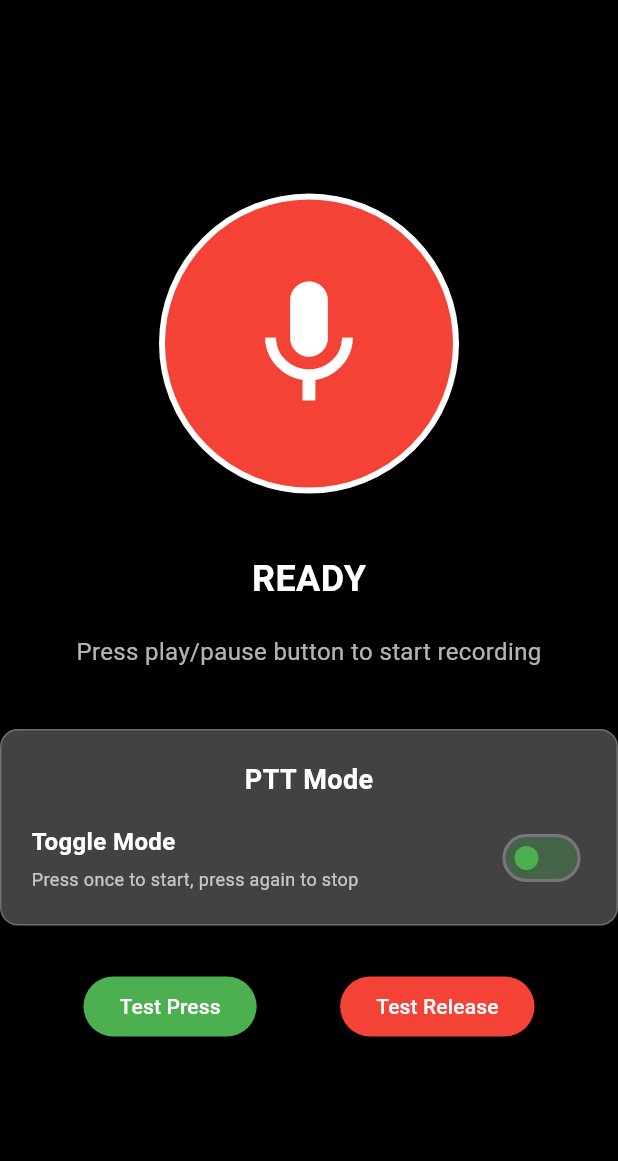
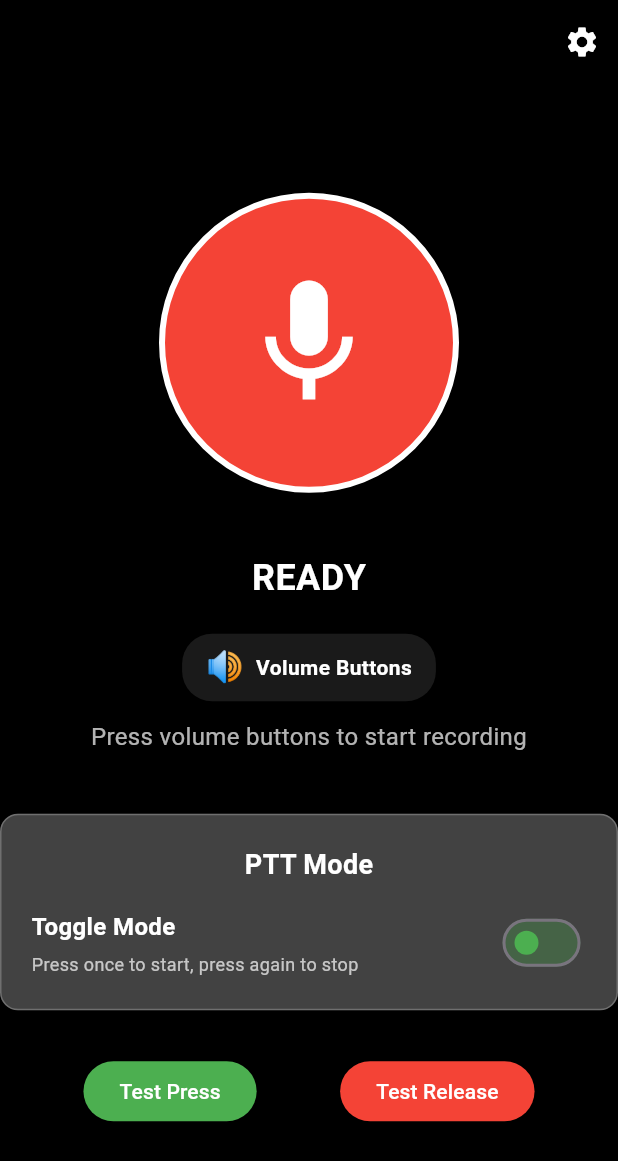
Before and after one commit to romdj/PelotonCommunicator, a Flutter app: the screen it shows after launch, on a phone screen of 412 x 824 dp. Shown: the top 1161 px of the screen. Run offline on Flutter 3.47's test engine with Material 3 defaults, Android fonts, the phone set to English and light mode, and no system bars; our stand-ins replace wakelock_plus.

Commit message:
feat(mobile): add PTT settings UI and on-screen button
Add interactive on-screen PTT button to HomeScreen:
- Tap/hold gesture support based on PTT mode
- Visual feedback with glow effects
- Current button configuration display
- Dynamic instruction text

Create SettingsScreen with complete configuration UI:
- PTT mode selector (toggle/hold)
- Button type selector with platform filtering
- Screen lock toggle switch
- Platform-specific tips and limitation warnings

```diff
--- a/packages/mobile/lib/ui/screens/home_screen.dart
+++ b/packages/mobile/lib/ui/screens/home_screen.dart
@@ -2,6 +2,7 @@ import 'package:flutter/material.dart';
 import 'package:provider/provider.dart';
 import '../../models/ptt_state.dart';
 import '../../services/ptt_service.dart';
+import 'settings_screen.dart';
 
 class HomeScreen extends StatelessWidget {
   const HomeScreen({super.key});
@@ -10,6 +11,21 @@ class HomeScreen extends StatelessWidget {
   Widget build(BuildContext context) {
     return Scaffold(
       backgroundColor: Colors.black,
+      appBar: AppBar(
+        backgroundColor: Colors.transparent,
+        elevation: 0,
+        actions: [
+          IconButton(
+            icon: const Icon(Icons.settings, color: Colors.white),
+            onPressed: () {
+              Navigator.push(
+                context,
+                MaterialPageRoute(builder: (context) => const SettingsScreen()),
+              );
+            },
+          ),
+        ],
+      ),
       body: Center(
         child: Column(
           mainAxisAlignment: MainAxisAlignment.center,
@@ -18,8 +34,21 @@ class HomeScreen extends StatelessWidget {
               builder: (context, pttService, child) {
                 return Column(
                   children: [
-                    // Main PTT Icon
-                    Container(
+                    // Main PTT Button (On-Screen PTT)
+                    GestureDetector(
+                      onTapDown: pttService.button == PTTButton.onScreen &&
+                              pttService.mode.isToggle
+                          ? (_) => pttService.manualPress()
+                          : null,
+                      onLongPressStart: pttService.button == PTTButton.onScreen &&
+                              pttService.mode.isHold
+                          ? (_) => pttService.manualPress()
+                          : null,
+                      onLongPressEnd: pttService.button == PTTButton.onScreen &&
+                              pttService.mode.isHold
+                          ? (_) => pttService.manualRelease()
+                          : null,
+                      child: Container(
                         width: 200,
                         height: 200,
                         decoration: BoxDecoration(
@@ -28,11 +57,40 @@ class HomeScreen extends StatelessWidget {
                               ? Colors.green
                               : Colors.red,
                           border: Border.all(color: Colors.white, width: 4),
+                          boxShadow: pttService.button == PTTButton.onScreen
+                              ? [
+                                  BoxShadow(
+                                    color: pttService.state.isActive
+                                        ? Colors.green.withOpacity(0.5)
+                                        : Colors.red.withOpacity(0.5),
+                                    blurRadius: 20,
+                                    spreadRadius: 5,
                                   ),
-                      child: const Icon(
+                                ]
+                              : null,
+                        ),
+                        child: Column(
+                          mainAxisAlignment: MainAxisAlignment.center,
+                          children: [
+                            const Icon(
                               Icons.mic,
                               size: 100,
                               color: Colors.white,
+                            ),
+                            if (pttService.button == PTTButton.onScreen)
+                              Padding(
+                                padding: const EdgeInsets.only(top: 8.0),
+                                child: Text(
+                                  pttService.mode.isToggle ? 'TAP' : 'HOLD',
+                                  style: const TextStyle(
+                                    color: Colors.white,
+                                    fontSize: 16,
+                                    fontWeight: FontWeight.bold,
+                                  ),
+                                ),
+                              ),
+                          ],
+                        ),
                       ),
                     ),
 
@@ -49,6 +107,38 @@ class HomeScreen extends StatelessWidget {
                     ),
 
                     const SizedBox(height: 20),
+
+                    // Current button configuration
+                    Container(
+                      padding: const EdgeInsets.symmetric(
+                        horizontal: 16,
+                        vertical: 8,
+                      ),
+                      decoration: BoxDecoration(
+                        color: Colors.white10,
+                        borderRadius: BorderRadius.circular(20),
+                      ),
+                      child: Row(
+                        mainAxisSize: MainAxisSize.min,
+                        children: [
+                          Text(
+                            pttService.button.icon,
+                            style: const TextStyle(fontSize: 20),
+                          ),
+                          const SizedBox(width: 8),
+                          Text(
+                            pttService.button.displayName,
+                            style: const TextStyle(
+                              color: Colors.white,
+                              fontSize: 14,
+                              fontWeight: FontWeight.w600,
+                            ),
+                          ),
+                        ],
+                      ),
+                    ),
+
+                    const SizedBox(height: 12),
 
                     Text(
                       _getInstructionText(pttService),
@@ -160,14 +250,24 @@ class HomeScreen extends StatelessWidget {
   }
 
   String _getInstructionText(PTTService pttService) {
+    final buttonName = pttService.button == PTTButton.onScreen
+        ? 'on-screen button'
+        : pttService.button.displayName.toLowerCase();
+
     if (pttService.state.isActive) {
       return pttService.mode.isToggle
-          ? 'Press button again to stop recording'
-          : 'Release button to stop recording';
+          ? 'Press $buttonName again to stop recording'
+          : 'Release $buttonName to stop recording';
+    } else {
+      if (pttService.button == PTTButton.onScreen) {
+        return pttService.mode.isToggle
+            ? 'Tap the button to start recording'
+            : 'Press and hold the button to record';
       } else {
         return pttService.mode.isToggle
-          ? 'Press play/pause button to start recording'
-          : 'Hold play/pause button to record';
+            ? 'Press $buttonName to start recording'
+            : 'Hold $buttonName to record';
       }
     }
   }
+}
```
Also changed, not shown: packages/mobile/lib/ui/screens/settings_screen.dart (added, +340 -0 lines). Lines whose indentation alone changed are shown as unchanged.
